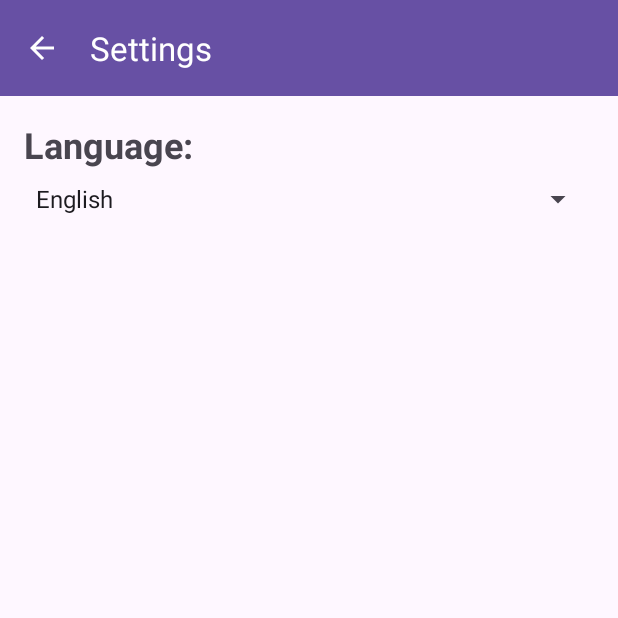
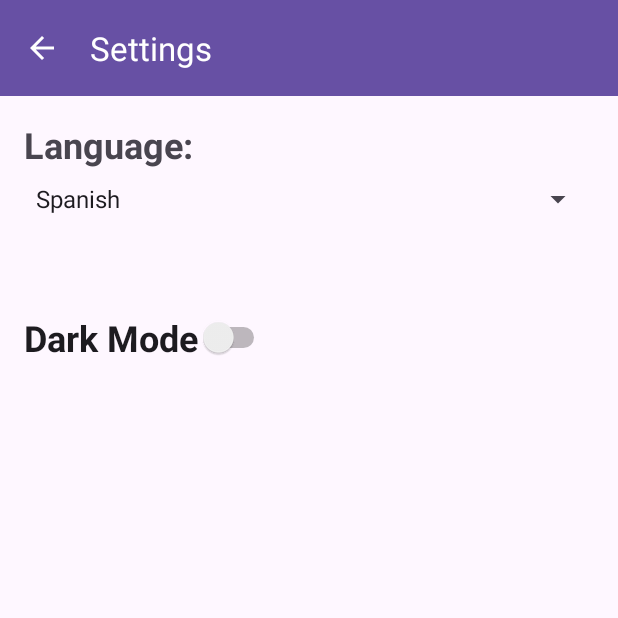
Before and after one commit to unaibermudez/DAS, an Android app: the screen it shows after launch (SettingsActivity), after a tap on "Settings", on a phone screen of 412 x 824 dp, the top half of it. Run offline under Robolectric (Android 15) with nearby library versions, the phone set to English and light mode, and no system bars.

Commit message:
dark theme added

```diff
--- a/app/build.gradle
+++ b/app/build.gradle
@@ -36,6 +36,7 @@ dependencies {
     implementation 'androidx.recyclerview:recyclerview:1.3.2'
     implementation 'androidx.cardview:cardview:1.0.0'
     implementation 'androidx.sqlite:sqlite:2.4.0'
+    implementation 'androidx.preference:preference:1.2.1'
     testImplementation 'junit:junit:4.13.2'
     androidTestImplementation 'androidx.test.ext:junit:1.1.5'
     androidTestImplementation 'androidx.test.espresso:espresso-core:3.5.1'
--- a/app/src/main/AndroidManifest.xml
+++ b/app/src/main/AndroidManifest.xml
@@ -35,6 +35,7 @@
         </activity>
         <activity
             android:name=".MainActivity"
+            android:theme="@style/AppTheme"
             android:exported="true">
             <intent-filter>
                 <action android:name="android.intent.action.MAIN" />
--- a/app/src/main/java/com/example/entrega_1/MainActivity.java
+++ b/app/src/main/java/com/example/entrega_1/MainActivity.java
@@ -44,18 +44,37 @@ public class MainActivity extends AppCompatActivity {
 
     // Define a request code to identify the settings activity
     private static final int SETTINGS_REQUEST_CODE = 100;
+    // Define default values for language and dark mode
+    private static final String DEFAULT_LANGUAGE = "es";
+    private static final boolean DEFAULT_DARK_MODE = false;
 
     @Override
     protected void onCreate(Bundle savedInstanceState) {
         super.onCreate(savedInstanceState);
 
-        // Retrieve the saved language from SharedPreferences
+        // Initialize SharedPreferences
         SharedPreferences preferences = PreferenceManager.getDefaultSharedPreferences(this);
-        String selectedLanguage = preferences.getString("selected_language", "");
+
+        // Set default values if they are not already set
+        if (!preferences.contains("selected_language")) {
+            preferences.edit().putString("selected_language", DEFAULT_LANGUAGE).apply();
+        }
+        if (!preferences.contains("dark_mode_enabled")) {
+            preferences.edit().putBoolean("dark_mode_enabled", DEFAULT_DARK_MODE).apply();
+        }
+
+        // Retrieve the saved language and dark mode preferences
+        String selectedLanguage = preferences.getString("selected_language", DEFAULT_LANGUAGE);
+        boolean isDarkModeEnabled = preferences.getBoolean("dark_mode_enabled", DEFAULT_DARK_MODE);
 
         // Set the saved language
-        if (!selectedLanguage.isEmpty()) {
-            setLocale(selectedLanguage);
+        setLocale(selectedLanguage);
+
+        // Apply selected theme
+        if (isDarkModeEnabled) {
+            setTheme(R.style.AppTheme_Dark);
+        } else {
+            setTheme(R.style.AppTheme);
         }
 
         setContentView(R.layout.activity_main);
@@ -69,7 +88,7 @@ public class MainActivity extends AppCompatActivity {
 
         // Set up the toolbar
         Toolbar toolbar = findViewById(R.id.toolbar);
-        setSupportActionBar(toolbar);
+        //setSupportActionBar(toolbar);
 
         // Step 1: Create Notification Channel
         createNotificationChannel();
@@ -204,6 +223,7 @@ public class MainActivity extends AppCompatActivity {
         return true;
     }
 
+
     @Override
     public boolean onOptionsItemSelected(MenuItem item) {
         if (item.getItemId() == R.id.action_share) {
@@ -241,4 +261,26 @@ public class MainActivity extends AppCompatActivity {
         configuration.setLocale(locale);
         resources.updateConfiguration(configuration, resources.getDisplayMetrics());
     }
+
+    private void setDarkMode(boolean isEnabled) {
+        SharedPreferences preferences = PreferenceManager.getDefaultSharedPreferences(this);
+        SharedPreferences.Editor editor = preferences.edit();
+        editor.putBoolean("dark_mode_enabled", isEnabled);
+        editor.apply();
+
+        // Apply selected theme
+        if (isEnabled) {
+            setTheme(R.style.AppTheme_Dark);
+        } else {
+            setTheme(R.style.AppTheme);
+        }
+
+        // Recreate the activity to apply changes
+        recreate();
+
+        // Show toast notification for dark mode change
+        String toastMessage = getString(isEnabled ? R.string.dark_mode_enabled_toast : R.string.dark_mode_disabled_toast);
+        Toast.makeText(MainActivity.this, toastMessage, Toast.LENGTH_SHORT).show();
+    }
+
 }
--- a/app/src/main/java/com/example/entrega_1/SettingsActivity.java
+++ b/app/src/main/java/com/example/entrega_1/SettingsActivity.java
@@ -1,31 +1,34 @@
 package com.example.entrega_1;
 
-import androidx.appcompat.app.AppCompatActivity;
-import androidx.appcompat.widget.Toolbar;
-import androidx.core.app.NavUtils;
-
+import android.annotation.SuppressLint;
 import android.content.SharedPreferences;
 import android.content.res.Configuration;
 import android.content.res.Resources;
 import android.os.Bundle;
-import android.util.DisplayMetrics;
 import android.view.MenuItem;
 import android.view.View;
 import android.widget.AdapterView;
 import android.widget.ArrayAdapter;
+import android.widget.CompoundButton;
 import android.widget.Spinner;
+import android.widget.Switch;
 import android.widget.Toast;
 
+import androidx.annotation.NonNull;
+import androidx.appcompat.app.AppCompatActivity;
+import androidx.appcompat.app.AppCompatDelegate;
+import androidx.appcompat.widget.Toolbar;
+import androidx.core.app.NavUtils;
+import androidx.preference.PreferenceManager;
+
 import java.util.Locale;
-
-import android.content.SharedPreferences;
-import android.preference.PreferenceManager;
 
 public class SettingsActivity extends AppCompatActivity {
 
     @Override
     protected void onCreate(Bundle savedInstanceState) {
         super.onCreate(savedInstanceState);
+
         setContentView(R.layout.activity_settings);
 
         // Initialize the toolbar
@@ -35,6 +38,7 @@ public class SettingsActivity extends AppCompatActivity {
         // Enable back button on the toolbar
         getSupportActionBar().setDisplayHomeAsUpEnabled(true);
 
+        // Initialize language spinner
         Spinner languageSpinner = findViewById(R.id.spinnerLanguage);
         ArrayAdapter<CharSequence> adapter = ArrayAdapter.createFromResource(this,
                 R.array.languages_array, android.R.layout.simple_spinner_item);
@@ -51,7 +55,14 @@ public class SettingsActivity extends AppCompatActivity {
             @Override
             public void onItemSelected(AdapterView<?> parentView, View selectedItemView, int position, long id) {
                 String selectedLanguage = parentView.getItemAtPosition(position).toString();
-                setLocale(selectedLanguage);
+                SharedPreferences preferences = PreferenceManager.getDefaultSharedPreferences(SettingsActivity.this);
+                String currentLanguage = preferences.getString("selected_language", "");
+
+                // Check if the selected language is different from the current language
+                if (!selectedLanguage.equals(getLanguageName(currentLanguage))) {
+                    setLocale(selectedLanguage);
+                    recreate();
+                }
             }
 
             @Override
@@ -59,12 +70,22 @@ public class SettingsActivity extends AppCompatActivity {
                 // Do nothing
             }
         });
+
+        // Initialize dark mode switch
+        @SuppressLint("UseSwitchCompatOrMaterialCode") Switch darkModeSwitch = findViewById(R.id.switchDarkMode);
+        boolean isDarkModeEnabled = preferences.getBoolean("dark_mode_enabled", true);
+        darkModeSwitch.setChecked(isDarkModeEnabled);
+        darkModeSwitch.setOnCheckedChangeListener(new CompoundButton.OnCheckedChangeListener() {
+            @Override
+            public void onCheckedChanged(CompoundButton buttonView, boolean isChecked) {
+                setDarkMode(isChecked);
+            }
+        });
     }
 
-
     @Override
-    public boolean onOptionsItemSelected(MenuItem item) {
-        if (item.getItemId() == android.R.id.home) {// Navigate to the parent activity (MainActivity)
+    public boolean onOptionsItemSelected(@NonNull MenuItem item) {
+        if (item.getItemId() == android.R.id.home) {
             NavUtils.navigateUpFromSameTask(this);
             return true;
         }
@@ -85,28 +106,17 @@ public class SettingsActivity extends AppCompatActivity {
                 break;
         }
 
+        // Set the new locale configuration
+        Resources resources = getResources();
+        Configuration configuration = resources.getConfiguration();
+        configuration.setLocale(newLocale);
+        resources.updateConfiguration(configuration, resources.getDisplayMetrics());
+
+        // Save the selected language in SharedPreferences
         SharedPreferences preferences = PreferenceManager.getDefaultSharedPreferences(this);
         SharedPreferences.Editor editor = preferences.edit();
-        editor.putString("selected_language", newLocale.toString());
+        editor.putString("selected_language", newLocale.getLanguage());
         editor.apply();
-
-        // Check if the selected language is different from the current locale
-        if (!newLocale.equals(getResources().getConfiguration().locale)) {
-            // Update the locale settings
-            Locale.setDefault(newLocale);
-            Resources resources = getResources();
-            Configuration configuration = resources.getConfiguration();
-            DisplayMetrics displayMetrics = resources.getDisplayMetrics();
-            configuration.setLocale(newLocale);
-            resources.updateConfiguration(configuration, displayMetrics);
-
-            // Recreate the activity to apply language changes
-            recreate();
-
-            // Show toast notification for language change
-            String toastMessage = getString(R.string.language_changed_toast);
-            Toast.makeText(SettingsActivity.this, toastMessage, Toast.LENGTH_SHORT).show();
-        }
     }
 
     private String getLanguageName(String languageCode) {
@@ -119,4 +129,22 @@ public class SettingsActivity extends AppCompatActivity {
                 return "English";
         }
     }
+
+    private void setDarkMode(boolean isEnabled) {
+    SharedPreferences preferences = PreferenceManager.getDefaultSharedPreferences(this);
+    SharedPreferences.Editor editor = preferences.edit();
+    editor.putBoolean("dark_mode_enabled", isEnabled);
+    editor.apply();
+
+    // Apply dark mode
+    int nightModeFlag = isEnabled ? AppCompatDelegate.MODE_NIGHT_YES : AppCompatDelegate.MODE_NIGHT_NO;
+    AppCompatDelegate.setDefaultNightMode(nightModeFlag);
+
+    // Recreate the activity to apply changes
+    recreate();
+
+    // Show toast notification for dark mode change
+    String toastMessage = getString(isEnabled ? R.string.dark_mode_enabled_toast : R.string.dark_mode_disabled_toast);
+    Toast.makeText(SettingsActivity.this, toastMessage, Toast.LENGTH_SHORT).show();
 }
+}
--- a/app/src/main/res/layout/activity_edit_task.xml
+++ b/app/src/main/res/layout/activity_edit_task.xml
@@ -43,6 +43,7 @@
         android:layout_width="wrap_content"
         android:layout_height="wrap_content"
         android:text="@string/save"
+        android:color="@color/colorPrimary"
         app:layout_constraintBottom_toBottomOf="parent"
         app:layout_constraintEnd_toStartOf="@+id/buttonCancel"
         app:layout_constraintHorizontal_bias="0.5"
@@ -55,6 +56,7 @@
         android:layout_width="wrap_content"
         android:layout_height="wrap_content"
         android:text="@string/cancel"
+        android:color="@color/colorAccent"
         app:layout_constraintBottom_toBottomOf="parent"
         app:layout_constraintEnd_toEndOf="parent"
         app:layout_constraintHorizontal_bias="0.5"
--- a/app/src/main/res/layout/activity_settings.xml
+++ b/app/src/main/res/layout/activity_settings.xml
@@ -7,8 +7,6 @@
     tools:context=".SettingsActivity">
 
     <!-- Toolbar -->
-
-    <!-- App Language Text -->
     <androidx.appcompat.widget.Toolbar
         android:id="@+id/toolbar"
         android:layout_width="match_parent"
@@ -22,6 +20,7 @@
         app:titleTextColor="@color/white"
         tools:layout_editor_absoluteX="0dp" />
 
+    <!-- App Language Text -->
     <TextView
         android:id="@+id/textViewAppLanguage"
         android:layout_width="wrap_content"
@@ -29,6 +28,7 @@
         android:layout_marginStart="16dp"
         android:layout_marginTop="16dp"
         android:text="@string/app_language_selector"
+        android:textAlignment="viewStart"
         android:textSize="24sp"
         android:textStyle="bold"
         app:layout_constraintStart_toStartOf="parent"
@@ -44,6 +44,21 @@
         app:layout_constraintEnd_toEndOf="parent"
         android:layout_marginTop="8dp"
         android:layout_marginEnd="16dp"
-        android:entries="@array/languages_array" /> <!-- Define the array in strings.xml -->
+        android:entries="@array/languages_array" />
+
+    <!-- Dark Mode Switch -->
+    <Switch
+        android:id="@+id/switchDarkMode"
+        android:layout_width="wrap_content"
+        android:layout_height="wrap_content"
+        android:layout_marginStart="16dp"
+        android:layout_marginTop="64dp"
+        android:checked="false"
+        android:text="@string/dark_mode"
+        android:textSize="24sp"
+        android:textStyle="bold"
+        app:layout_constraintStart_toStartOf="parent"
+        app:layout_constraintTop_toBottomOf="@id/spinnerLanguage"
+        tools:ignore="UseSwitchCompatOrMaterialXml" />
 
 </androidx.constraintlayout.widget.ConstraintLayout>
--- a/app/src/main/res/values/colors.xml
+++ b/app/src/main/res/values/colors.xml
@@ -1,9 +1,16 @@
 <?xml version="1.0" encoding="utf-8"?>
 <resources>
+    <!-- Light theme colors -->
+    <color name="colorPrimary">#3F51B5</color> //color del menu bar
+    <color name="colorPrimaryDark">#303F9F</color> //color de la barra de estado
+    <color name="colorAccent">#FF4081</color>
+    <color name="white">#FFFFFFFF</color>
+    <color name="text_color">#FF000000</color>
+
+    <!-- Dark theme colors -->
+    <color name="darkPrimaryColor">#212121</color>
+    <color name="darkPrimaryDarkColor">#000000</color>
+    <color name="darkAccentColor">#FFC107</color>
     <color name="black">#FF000000</color>
-    <color name="white">#FFFFFFFF</color>
-    <color name="colorAccent">#FF4081</color>
-    <color name="colorPrimary">#3F51B5</color>
-    <color name="colorPrimaryDark">#303F9F</color>
-
+    <color name="dark_text_color">#FFFFFFFF</color>
 </resources>
--- a/app/src/main/res/values/strings.xml
+++ b/app/src/main/res/values/strings.xml
@@ -1,5 +1,5 @@
 <resources>
-    <string name="app_name">Task Manager</string>
+    <string name="app_name">Task Master</string>
     <string name="channel_name">Your Channel Name</string>
     <string name="channel_description">Your Channel Description</string>
     <string name="main_toolbar_title">Task Manager</string>
@@ -23,6 +23,9 @@
     <string name="task_added_notification_text" >A new task has been added</string>
     <string name="confirm_delete_title" >Confirm Delete</string>
     <string name="confirm_delete_message" >Are you sure you want to delete this task?</string>
+    <string name="dark_mode">Dark Mode</string>
+    <string name="dark_mode_enabled_toast" >Dark mode enabled</string>
+    <string name="dark_mode_disabled_toast" >Dark mode disabled</string>
 
     <string-array name="languages_array">
         <item>English</item>
--- a/app/src/main/res/values/styles.xml
+++ b/app/src/main/res/values/styles.xml
@@ -1,13 +1,19 @@
 <?xml version="1.0" encoding="utf-8"?>
 <resources>
-    <!-- Base application theme -->
+    <!-- Base application theme (Light) -->
     <style name="AppTheme" parent="Theme.AppCompat.Light.DarkActionBar">
-        <!-- Customize your theme here. -->
         <item name="colorPrimary">@color/colorPrimary</item>
         <item name="colorPrimaryDark">@color/colorPrimaryDark</item>
         <item name="colorAccent">@color/colorAccent</item>
     </style>
 
+    <!-- Dark application theme -->
+    <style name="AppTheme.Dark" parent="Theme.AppCompat">
+        <item name="colorPrimary">@color/darkPrimaryColor</item>
+        <item name="colorPrimaryDark">@color/darkPrimaryDarkColor</item>
+        <item name="colorAccent">@color/darkAccentColor</item>
+    </style>
+
     <!-- Popup overlay theme -->
     <style name="AppTheme.PopupOverlay" parent="ThemeOverlay.AppCompat.Light" />
 </resources>
```
Also changed, not shown: app/src/main/res/layout/activity_main.xml (+3 -14 lines), 2 other files.
